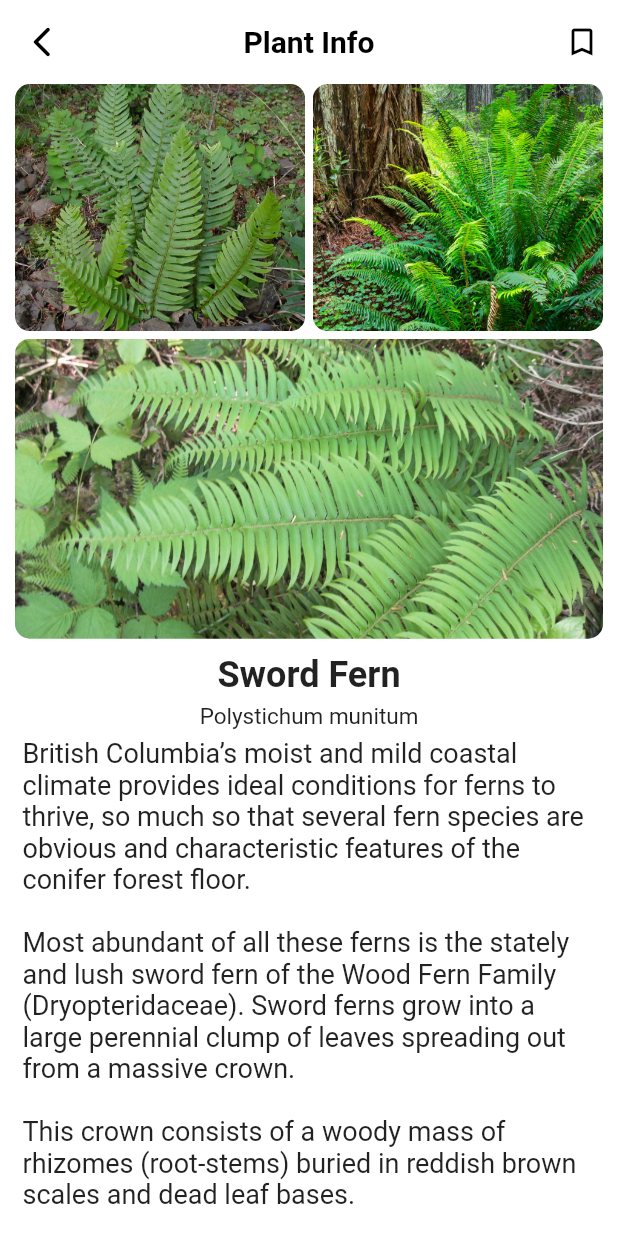
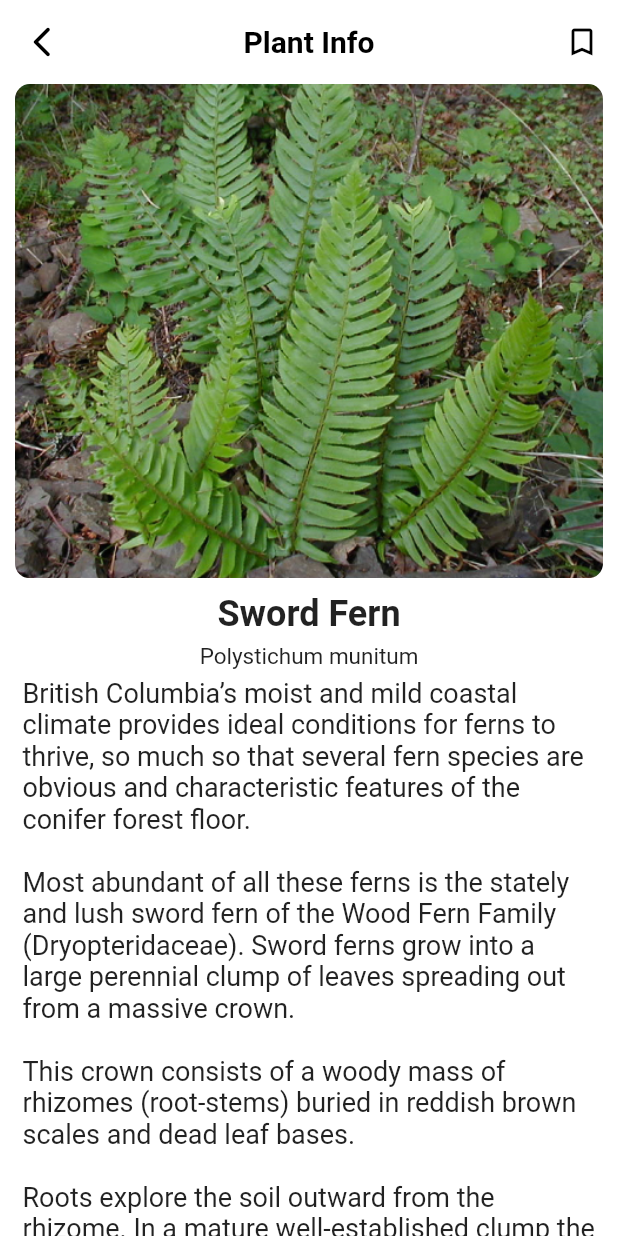
Before and after one commit to UBC-CIC/InvasivePlantsFlutter, a Flutter app: the PlantInfoFromCategoryPage screen opened by its route, on a phone screen of 412 x 824 dp. Run offline on Flutter 3.47's test engine with Material 2 defaults, Android fonts, the phone set to English and light mode, and no system bars; our stand-ins replace camera, flutter_cache_manager, image_picker, permission_handler, toggle_switch; network calls fail.

Commit message:
only one image on plant info page

```diff
--- a/flutter_app/lib/plant_info_from_category_page.dart
+++ b/flutter_app/lib/plant_info_from_category_page.dart
@@ -72,58 +72,10 @@ class _PlantInfoFromCategoryPageState extends State<PlantInfoFromCategoryPage>
       ),
       body: Column(
         children: <Widget>[
-          Row(
-            children: <Widget>[
-              Expanded(
-                child: GestureDetector(
-                  onTap: () {
-                    _showImageFullScreenDialog(
-                      'assets/images/swordfern1.jpeg',
-                    );
-                  },
-                  child: Container(
-                    margin: const EdgeInsets.fromLTRB(10, 0, 2.5, 5),
-                    decoration: BoxDecoration(
-                      borderRadius: BorderRadius.circular(10),
-                      image: const DecorationImage(
-                        image: AssetImage(
-                          'assets/images/swordfern1.jpeg',
-                        ),
-                        fit: BoxFit.cover,
-                      ),
-                    ),
-                    height: MediaQuery.of(context).size.height / 5,
-                  ),
-                ),
-              ),
-              Expanded(
-                child: GestureDetector(
-                  onTap: () {
-                    _showImageFullScreenDialog(
-                      'assets/images/swordfern2.jpeg',
-                    );
-                  },
-                  child: Container(
-                    margin: const EdgeInsets.fromLTRB(2.5, 0, 10, 5),
-                    decoration: BoxDecoration(
-                      borderRadius: BorderRadius.circular(10),
-                      image: const DecorationImage(
-                        image: AssetImage(
-                          'assets/images/swordfern2.jpeg',
-                        ),
-                        fit: BoxFit.cover,
-                      ),
-                    ),
-                    height: MediaQuery.of(context).size.height / 5,
-                  ),
-                ),
-              ),
-            ],
-          ),
           GestureDetector(
             onTap: () {
               _showImageFullScreenDialog(
-                'assets/images/swordfern3.jpeg',
+                'assets/images/swordfern1.jpeg',
               );
             },
             child: Container(
@@ -132,12 +84,12 @@ class _PlantInfoFromCategoryPageState extends State<PlantInfoFromCategoryPage>
                 borderRadius: BorderRadius.circular(10),
                 image: const DecorationImage(
                   image: AssetImage(
-                    'assets/images/swordfern3.jpeg',
+                    'assets/images/swordfern1.jpeg',
                   ),
                   fit: BoxFit.cover,
                 ),
               ),
-              height: 200,
+              height: MediaQuery.of(context).size.height / 2.5,
               width: double.infinity,
             ),
           ),
```
Also changed, not shown: flutter_app/lib/plant_info_from_category_invasive_page.dart (+1 -45 lines).
